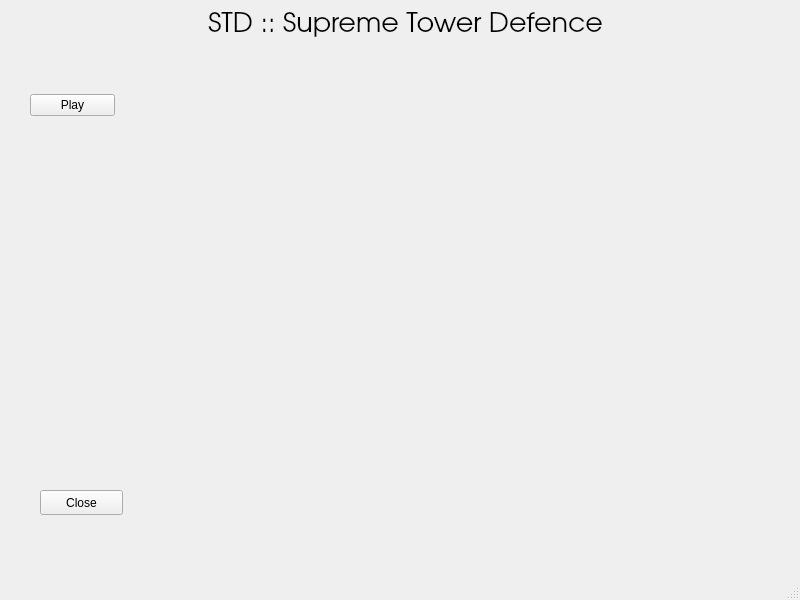
Qt form mainwindow.ui (panandafog/SupremeTowerDefence) before a commit.
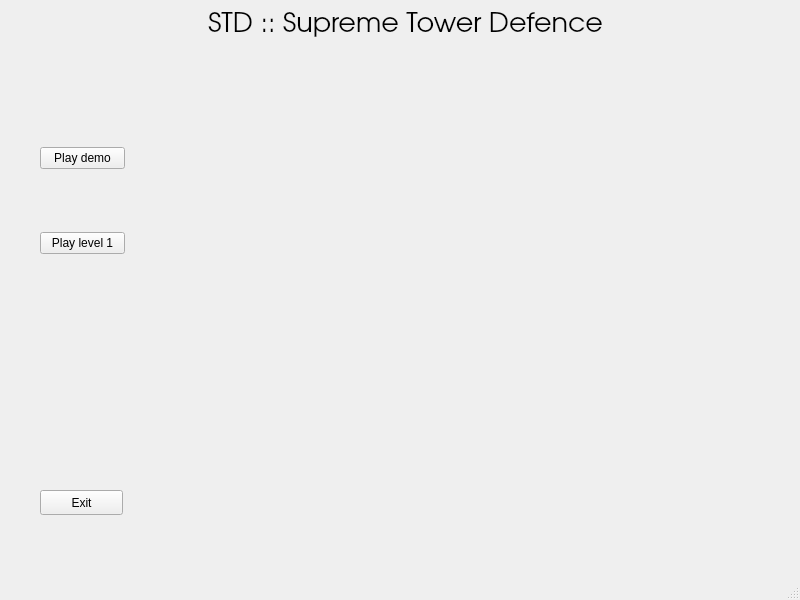
The same form after that commit.

Commit message: creating of multi-level class design started

What changed in the file:
```diff
--- a/mainwindow.ui
+++ b/mainwindow.ui
@@ -17,10 +17,10 @@
    <widget class="QWidget" name="verticalLayoutWidget">
     <property name="geometry">
      <rect>
-      <x>30</x>
-      <y>30</y>
+      <x>40</x>
+      <y>90</y>
       <width>85</width>
-      <height>151</height>
+      <height>221</height>
      </rect>
     </property>
     <layout class="QVBoxLayout" name="verticalLayout">
@@ -30,7 +30,14 @@
      <item>
       <widget class="QPushButton" name="pushButton">
        <property name="text">
-        <string>Play</string>
+        <string>Play demo</string>
+       </property>
+      </widget>
+     </item>
+     <item>
+      <widget class="QPushButton" name="playLevel1Button">
+       <property name="text">
+        <string>Play level 1</string>
        </property>
       </widget>
      </item>
@@ -46,7 +53,7 @@
      </rect>
     </property>
     <property name="text">
-     <string>Close</string>
+     <string>Exit</string>
     </property>
    </widget>
    <widget class="QLabel" name="label">
```
Left out of the diff: 4 changed lines with no effect on the pictures. The commit also changes 14 other files.
